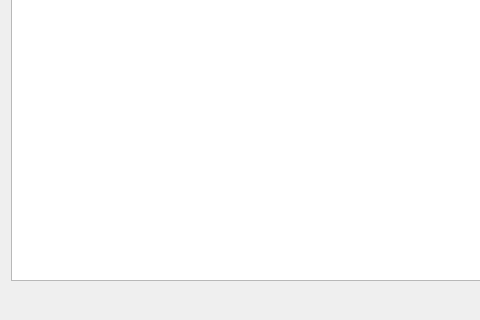
First picture: the form in stockforma.ui, repository Lelius/protyazhka, before the edit; both pictures show x 0 to 480 and y 167 to 487 of the 759 by 487 pixel window.
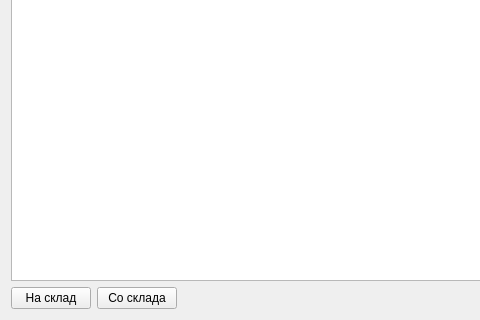
Second picture: the form after the edit.

Commit message: На виджет - форму StockForma добавил две кнопки На склад и Со склада. Функционал завтра...

Patch:
```diff
--- a/stockforma.ui
+++ b/stockforma.ui
@@ -14,7 +14,14 @@
    <string>Form</string>
   </property>
   <layout class="QGridLayout" name="gridLayout">
-   <item row="1" column="0">
+   <item row="1" column="3">
+    <widget class="QPushButton" name="pushButtonReturn">
+     <property name="text">
+      <string>Назад</string>
+     </property>
+    </widget>
+   </item>
+   <item row="1" column="2">
     <spacer name="horizontalSpacer">
      <property name="orientation">
       <enum>Qt::Horizontal</enum>
@@ -27,16 +34,23 @@
      </property>
     </spacer>
    </item>
-   <item row="1" column="1">
-    <widget class="QPushButton" name="pushButtonReturn">
+   <item row="1" column="0">
+    <widget class="QPushButton" name="pushButtonInStock">
      <property name="text">
-      <string>Назад</string>
+      <string>На склад</string>
      </property>
     </widget>
    </item>
-   <item row="0" column="0" colspan="2">
+   <item row="0" column="0" colspan="4">
     <widget class="QTableView" name="tableViewStock"/>
    </item>
+   <item row="1" column="1">
+    <widget class="QPushButton" name="pushButtonOutStock">
+     <property name="text">
+      <string>Со склада</string>
+     </property>
+    </widget>
+   </item>
   </layout>
  </widget>
  <resources/>
```
